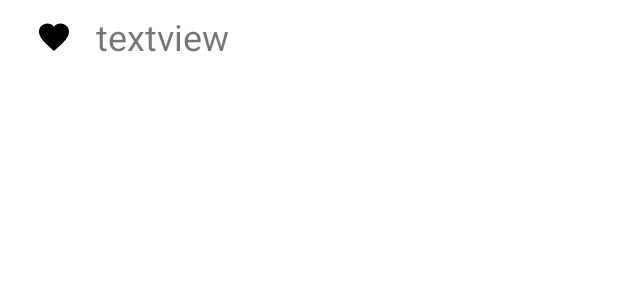
After one commit to prography/6th-team3-android, an Android app: the layout my_page_list_layout.xml on its own in the app's theme, with its tools: preview values and no code run, on a phone screen of 412 x 824 dp. The commit adds this screen. Shown: the top 300 px of the screen. Run offline under Robolectric (Android 15) with nearby library versions, the light colour scheme and no system bars.

Commit message:
Add my_page_list_layout, icons

```diff
--- /dev/null
+++ b/PetHotel/app/src/main/res/layout/my_page_list_layout.xml
@@ -0,0 +1,32 @@
+<?xml version="1.0" encoding="utf-8"?>
+<androidx.constraintlayout.widget.ConstraintLayout xmlns:android="http://schemas.android.com/apk/res/android"
+    android:layout_width="match_parent"
+    android:layout_height="wrap_content"
+    android:padding="@dimen/default_padding_8dp"
+    xmlns:app="http://schemas.android.com/apk/res-auto">
+
+    <ImageView
+        android:id="@+id/img_list"
+        android:layout_width="wrap_content"
+        android:layout_height="wrap_content"
+        android:layout_marginStart="@dimen/margin_1x"
+        app:layout_constraintBottom_toBottomOf="parent"
+        app:layout_constraintEnd_toStartOf="@+id/tv_list"
+        app:layout_constraintStart_toStartOf="parent"
+        app:layout_constraintTop_toTopOf="parent"
+        app:srcCompat="@drawable/ic_favorite_black_24dp" />
+
+    <TextView
+        android:id="@+id/tv_list"
+        android:layout_width="wrap_content"
+        android:layout_height="wrap_content"
+        android:layout_marginStart="16dp"
+        android:layout_marginStrart="@dimen/margin_1x"
+        android:text="textview"
+        android:textSize="@dimen/text_size_medium"
+        app:layout_constraintBottom_toBottomOf="parent"
+        app:layout_constraintStart_toEndOf="@+id/img_list"
+        app:layout_constraintTop_toTopOf="parent" />
+
+
+</androidx.constraintlayout.widget.ConstraintLayout>
```
Also changed, not shown: PetHotel/app/src/main/res/drawable/ic_edit_black_24dp.xml (added, +9 -0 lines), PetHotel/app/src/main/res/drawable/ic_notifications_black_24dp.xml (added, +9 -0 lines), PetHotel/app/src/main/res/drawable/ic_settings_black_24dp.xml (added, +9 -0 lines), PetHotel/app/src/main/res/layout/activity_my_page.xml (+6 -2 lines).
